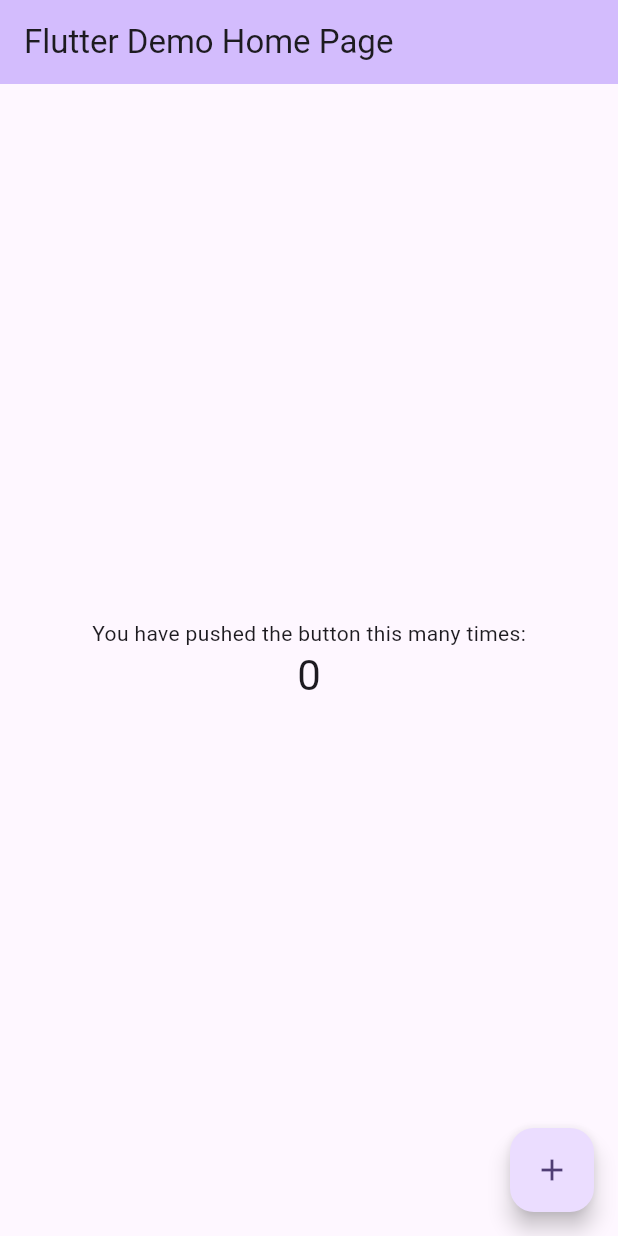
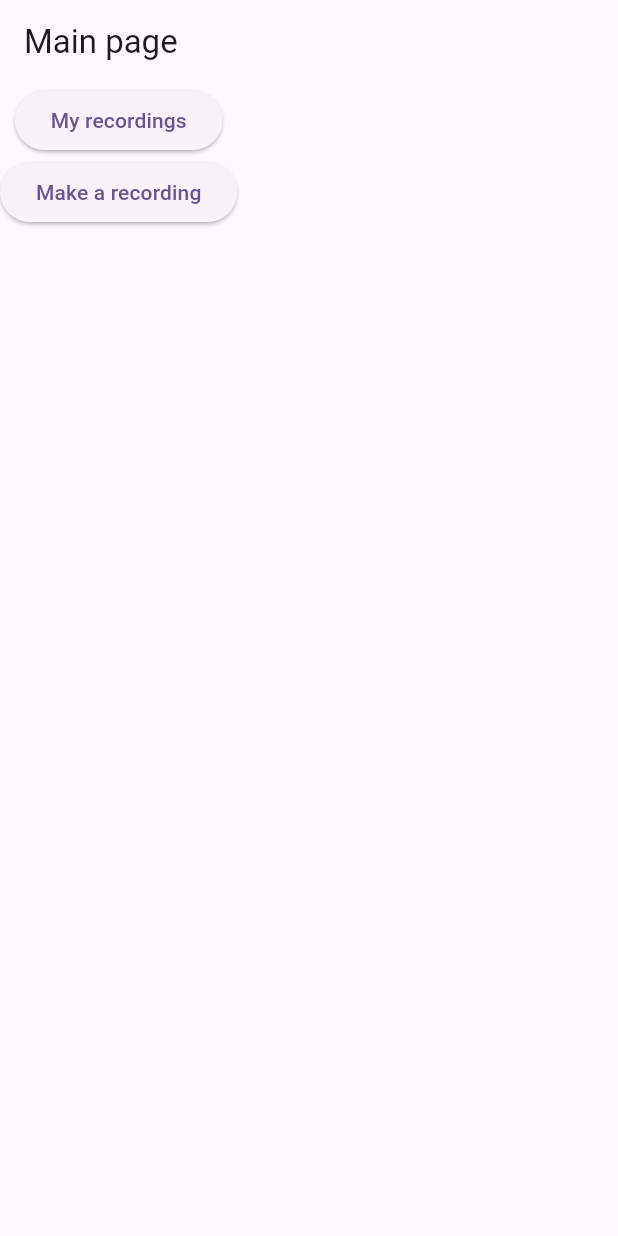
Before and after one commit to SpeechReco/SpeechRecFE, a Flutter app: the screen it shows after launch, on a phone screen of 412 x 824 dp. Run offline on Flutter 3.47's test engine with Material 3 defaults, Android fonts, the phone set to English and light mode, and no system bars.

Commit message:
Added part of layout 03.10.2024

```diff
--- a/lib/main.dart
+++ b/lib/main.dart
@@ -1,4 +1,5 @@
 import 'package:flutter/material.dart';
+import 'package:speech_rec_fe/util/route_generator.dart';
 
 void main() {
   runApp(const MyApp());
@@ -7,119 +8,16 @@ void main() {
 class MyApp extends StatelessWidget {
   const MyApp({super.key});
 
-  // This widget is the root of your application.
   @override
   Widget build(BuildContext context) {
     return MaterialApp(
       title: 'Flutter Demo',
       theme: ThemeData(
-        // This is the theme of your application.
-        //
-        // TRY THIS: Try running your application with "flutter run". You'll see
-        // the application has a blue toolbar. Then, without quitting the app,
-        // try changing the seedColor in the colorScheme below to Colors.green
-        // and then invoke "hot reload" (save your changes or press the "hot
-        // reload" button in a Flutter-supported IDE, or press "r" if you used
-        // the command line to start the app).
-        //
-        // Notice that the counter didn't reset back to zero; the application
-        // state is not lost during the reload. To reset the state, use hot
-        // restart instead.
-        //
-        // This works for code too, not just values: Most code changes can be
-        // tested with just a hot reload.
         colorScheme: ColorScheme.fromSeed(seedColor: Colors.deepPurple),
         useMaterial3: true,
       ),
-      home: const MyHomePage(title: 'Flutter Demo Home Page'),
+      initialRoute: '/',
+      onGenerateRoute: RouteGenerator.generateRoute,
     );
   }
 }
-
-class MyHomePage extends StatefulWidget {
-  const MyHomePage({super.key, required this.title});
-
-  // This widget is the home page of your application. It is stateful, meaning
-  // that it has a State object (defined below) that contains fields that affect
-  // how it looks.
-
-  // This class is the configuration for the state. It holds the values (in this
-  // case the title) provided by the parent (in this case the App widget) and
-  // used by the build method of the State. Fields in a Widget subclass are
-  // always marked "final".
-
-  final String title;
-
-  @override
-  State<MyHomePage> createState() => _MyHomePageState();
-}
-
-class _MyHomePageState extends State<MyHomePage> {
-  int _counter = 0;
-
-  void _incrementCounter() {
-    setState(() {
-      // This call to setState tells the Flutter framework that something has
-      // changed in this State, which causes it to rerun the build method below
-      // so that the display can reflect the updated values. If we changed
-      // _counter without calling setState(), then the build method would not be
-      // called again, and so nothing would appear to happen.
-      _counter++;
-    });
-  }
-
-  @override
-  Widget build(BuildContext context) {
-    // This method is rerun every time setState is called, for instance as done
-    // by the _incrementCounter method above.
-    //
-    // The Flutter framework has been optimized to make rerunning build methods
-    // fast, so that you can just rebuild anything that needs updating rather
-    // than having to individually change instances of widgets.
-    return Scaffold(
-      appBar: AppBar(
-        // TRY THIS: Try changing the color here to a specific color (to
-        // Colors.amber, perhaps?) and trigger a hot reload to see the AppBar
-        // change color while the other colors stay the same.
-        backgroundColor: Theme.of(context).colorScheme.inversePrimary,
-        // Here we take the value from the MyHomePage object that was created by
-        // the App.build method, and use it to set our appbar title.
-        title: Text(widget.title),
-      ),
-      body: Center(
-        // Center is a layout widget. It takes a single child and positions it
-        // in the middle of the parent.
-        child: Column(
-          // Column is also a layout widget. It takes a list of children and
-          // arranges them vertically. By default, it sizes itself to fit its
-          // children horizontally, and tries to be as tall as its parent.
-          //
-          // Column has various properties to control how it sizes itself and
-          // how it positions its children. Here we use mainAxisAlignment to
-          // center the children vertically; the main axis here is the vertical
-          // axis because Columns are vertical (the cross axis would be
-          // horizontal).
-          //
-          // TRY THIS: Invoke "debug painting" (choose the "Toggle Debug Paint"
-          // action in the IDE, or press "p" in the console), to see the
-          // wireframe for each widget.
-          mainAxisAlignment: MainAxisAlignment.center,
-          children: <Widget>[
-            const Text(
-              'You have pushed the button this many times:',
-            ),
-            Text(
-              '$_counter',
-              style: Theme.of(context).textTheme.headlineMedium,
-            ),
-          ],
-        ),
-      ),
-      floatingActionButton: FloatingActionButton(
-        onPressed: _incrementCounter,
-        tooltip: 'Increment',
-        child: const Icon(Icons.add),
-      ), // This trailing comma makes auto-formatting nicer for build methods.
-    );
-  }
-}
--- /dev/null
+++ b/lib/model/recording.dart
@@ -0,0 +1,10 @@
+class Recording {
+  int id;
+  int userID;
+  String title;
+  String recordingURI;
+  DateTime creationDate;
+
+  Recording(
+      this.id, this.userID, this.title, this.recordingURI, this.creationDate);
+}
--- /dev/null
+++ b/lib/util/data_service.dart
@@ -0,0 +1,14 @@
+import '../model/recording.dart';
+
+class DataService {
+  static List<Recording> getMockRecords() {
+    return [
+      Recording(1, 1001, 'Sample Recording 1',
+          'https://example.com/recording1.mp3', DateTime.now()),
+      Recording(2, 1002, 'Sample Recording 2',
+          'https://example.com/recording2.mp3', DateTime.now()),
+      Recording(3, 1003, 'Sample Recording 3',
+          'https://example.com/recording3.mp3', DateTime.now()),
+    ];
+  }
+}
--- /dev/null
+++ b/lib/util/route_generator.dart
@@ -0,0 +1,46 @@
+import 'package:flutter/material.dart';
+import 'package:speech_rec_fe/view/pages/main_page.dart';
+import 'package:speech_rec_fe/view/pages/all_recordings_page.dart';
+import 'package:speech_rec_fe/view/pages/recording_page.dart';
+
+import '../model/recording.dart';
+
+class RouteGenerator {
+  static Route<dynamic> generateRoute(RouteSettings settings) {
+    final args = settings.arguments;
+    switch (settings.name) {
+      case '/':
+        return MaterialPageRoute(builder: (_) => const MainPage());
+      case '/add-recording':
+        return MaterialPageRoute(builder: (_) => const MainPage());
+      case '/all-recordings':
+        return MaterialPageRoute(builder: (_) => const AllRecordingsPage());
+      case '/recording':
+        if (args is Recording) {
+          return MaterialPageRoute(
+              builder: (_) => RecordingPage(recording: args));
+        }
+      case '/transcript':
+        return MaterialPageRoute(builder: (_) => const MainPage());
+      case '/add-transcript':
+        return MaterialPageRoute(builder: (_) => const MainPage());
+      case '/login':
+        return MaterialPageRoute(builder: (_) => const MainPage());
+      case '/register':
+        return MaterialPageRoute(builder: (_) => const MainPage());
+      default:
+        return _errorRoute();
+    }
+    return _errorRoute();
+  }
+
+  static Route<dynamic> _errorRoute() {
+    return MaterialPageRoute(
+      builder: (context) {
+        return const Scaffold(
+          body: Text("Error"),
+        );
+      },
+    );
+  }
+}
--- /dev/null
+++ b/lib/view/pages/main_page.dart
@@ -0,0 +1,25 @@
+import 'package:flutter/material.dart';
+
+class MainPage extends StatelessWidget {
+  const MainPage({super.key});
+
+  @override
+  Widget build(BuildContext context) {
+    return Scaffold(
+      appBar: AppBar(
+        title: const Text("Main page"),
+      ),
+      body: Column(
+        children: [
+          ElevatedButton(
+              onPressed: () {
+                Navigator.of(context).pushNamed("/all-recordings");
+              },
+              child: const Text("My recordings")),
+          ElevatedButton(
+              onPressed: () {}, child: const Text("Make a recording")),
+        ],
+      ),
+    );
+  }
+}
--- /dev/null
+++ b/lib/view/pages/recording_page.dart
@@ -0,0 +1,16 @@
+import 'package:flutter/material.dart';
+
+import '../../model/recording.dart';
+
+class RecordingPage extends StatelessWidget {
+  const RecordingPage({super.key, required this.recording});
+
+  final Recording recording;
+
+  @override
+  Widget build(BuildContext context) {
+    return Scaffold(
+      body: Text(recording.title),
+    );
+  }
+}
--- /dev/null
+++ b/lib/view/widgets/recording_list.dart
@@ -0,0 +1,23 @@
+import 'package:flutter/material.dart';
+import 'package:speech_rec_fe/view/widgets/recording_list_card.dart';
+
+import '../../model/recording.dart';
+
+class RecordingList extends StatelessWidget {
+  const RecordingList({super.key, required this.recordings});
+
+  final List<Recording> recordings;
+
+  @override
+  Widget build(BuildContext context) {
+    if (recordings.isEmpty) {
+      return const Scaffold(
+        body: Text("No recordings"),
+      );
+    }
+    return ListView.builder(
+        itemCount: recordings.length,
+        itemBuilder: (_, index) =>
+            RecordingListCard(currentRecording: recordings[index]));
+  }
+}
```
Also changed, not shown: lib/view/pages/all_recordings_page.dart (added, +26 -0 lines), lib/view/widgets/recording_list_card.dart (added, +20 -0 lines), lib/view/pages/add_recording_page.dart (added), lib/view/pages/add_transcript_page.dart (added), lib/view/pages/login_page.dart (added), lib/view/pages/register_page.dart (added), lib/view/pages/transcript_page.dart (added).
